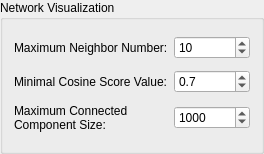
Old version of the form lib/ui/widgets/network_option_widget.ui in the repository metgem/metgem.
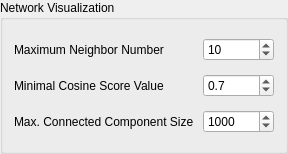
New version of the form.

Commit message: Split workers/network_generation in 3 More workers Options' system improved

What changed in the file:
```diff
--- a/lib/ui/widgets/network_option_widget.ui
+++ b/lib/ui/widgets/network_option_widget.ui
@@ -6,7 +6,7 @@
    <rect>
     <x>0</x>
     <y>0</y>
-    <width>264</width>
+    <width>288</width>
     <height>154</height>
    </rect>
   </property>
@@ -17,7 +17,7 @@
    <item row="0" column="0">
     <widget class="QLabel" name="label_3">
      <property name="text">
-      <string>Maximum Neighbor Number:</string>
+      <string>Maximum Neighbor Number</string>
      </property>
     </widget>
    </item>
@@ -40,8 +40,7 @@
    <item row="2" column="0">
     <widget class="QLabel" name="label_4">
      <property name="text">
-      <string>Maximum Connected 
-Component Size: </string>
+      <string>Max. Connected Component Size </string>
      </property>
     </widget>
    </item>
@@ -64,7 +63,7 @@
    <item row="1" column="0">
     <widget class="QLabel" name="label_7">
      <property name="text">
-      <string>Minimal Cosine Score Value:</string>
+      <string>Minimal Cosine Score Value</string>
      </property>
     </widget>
    </item>
```
The commit also changes 10 other files.
